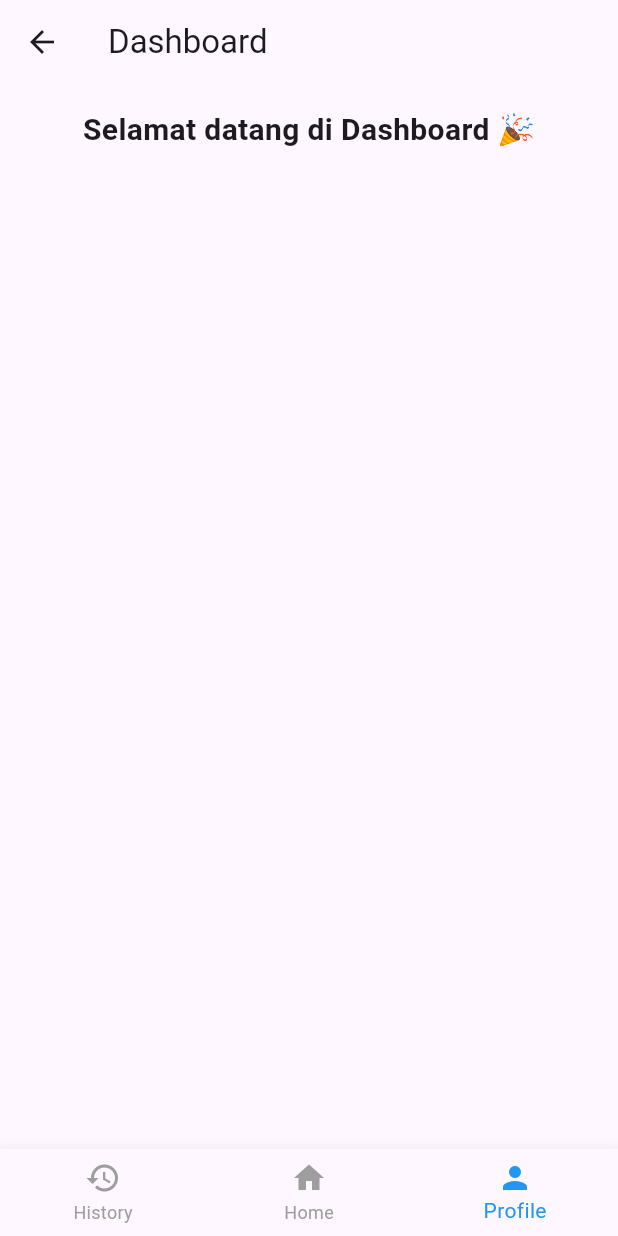
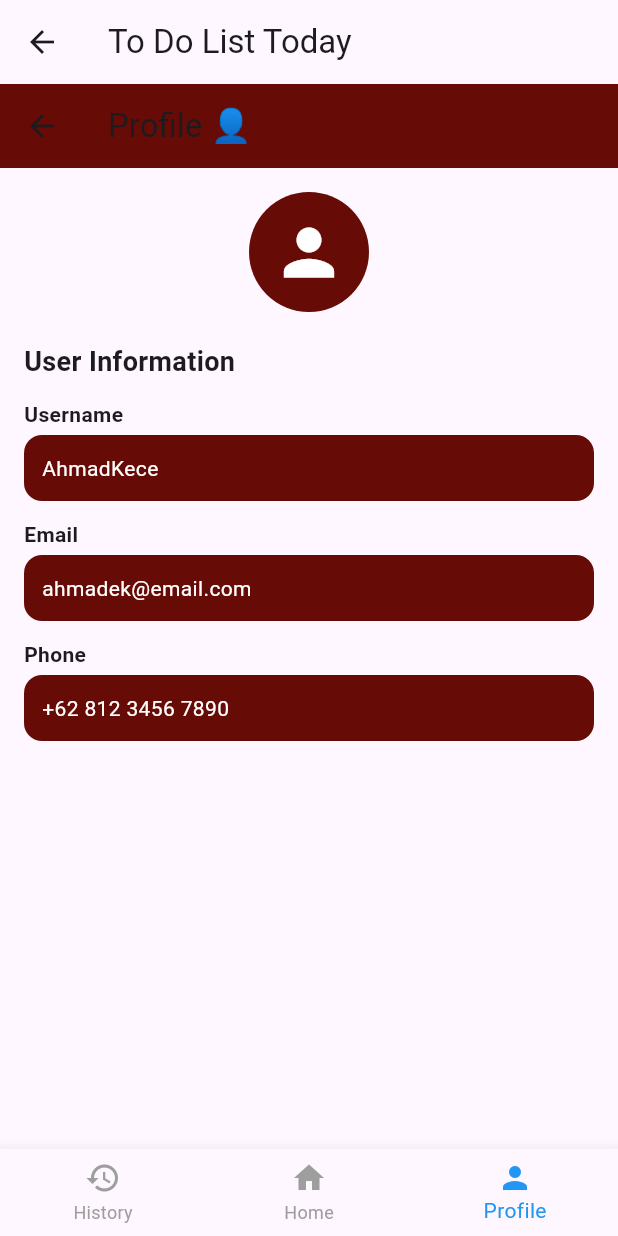
Before and after one commit to ghazyabyu/todolistflutter, a Flutter app: the DashboardPage screen opened by its route, item 3 of the bottom bar chosen, on a phone screen of 412 x 824 dp. Run offline on Flutter 3.47's test engine with Material 3 defaults, Android fonts, the phone set to English and light mode, and no system bars; our stand-ins replace get.

Commit message:
Navbar and Profile

```diff
--- a/lib/components/customtextfield.dart
+++ b/lib/components/customtextfield.dart
@@ -20,9 +20,9 @@ class CustomTextField extends StatelessWidget {
       style: const TextStyle(color: Colors.white),
       decoration: InputDecoration(
         hintText: hint,
-        hintStyle: const TextStyle(color: Color(0xFFFFF0C4)), // krem
+        hintStyle: const TextStyle(color: Color(0xFFFFF0C4)),
         filled: true,
-        fillColor: const Color(0xFF660B05), // maroon
+        fillColor: const Color(0xFF660B05),
         border: OutlineInputBorder(
           borderRadius: BorderRadius.circular(12),
           borderSide: BorderSide.none,
--- a/lib/pages/dashboard_page.dart
+++ b/lib/pages/dashboard_page.dart
@@ -12,16 +12,9 @@ class DashboardPage extends StatelessWidget {
   Widget build(BuildContext context) {
     return Obx(
       () => Scaffold(
-        appBar: AppBar(title: const Text("Dashboard")),
+        appBar: AppBar(title: const Text("To Do List Today")),
         body: Column(
           children: [
-            const Padding(
-              padding: EdgeInsets.all(16.0),
-              child: Text(
-                "Selamat datang di Dashboard 🎉",
-                style: TextStyle(fontSize: 20, fontWeight: FontWeight.bold),
-              ),
-            ),
             Expanded(
               child: dash
                   .pages[dash.selectedIndex.value],
--- a/lib/pages/history_page.dart
+++ b/lib/pages/history_page.dart
@@ -5,6 +5,11 @@ class HistoryPage extends StatelessWidget {
 
   @override
   Widget build(BuildContext context) {
-    return Container();
+    return Center(
+      child: Text(
+        "Ini History Page",
+        style: TextStyle(fontSize: 22, fontWeight: FontWeight.bold),
+      ),
+    );
   }
 }
--- a/lib/pages/home_page.dart
+++ b/lib/pages/home_page.dart
@@ -5,6 +5,11 @@ class HomePage extends StatelessWidget {
 
   @override
   Widget build(BuildContext context) {
-    return Container();
+    return Center(
+      child: Text(
+        "Ini Home Page",
+        style: TextStyle(fontSize: 22, fontWeight: FontWeight.bold),
+      ),
+    );
   }
 }
--- a/lib/pages/profile_page.dart
+++ b/lib/pages/profile_page.dart
@@ -5,6 +5,66 @@ class ProfilePage extends StatelessWidget {
 
   @override
   Widget build(BuildContext context) {
-    return Container();
+    return Scaffold(
+      appBar: AppBar(
+        title: const Text("Profile 👤"),
+        backgroundColor: const Color(0xFF660B05),
+      ),
+      body: SafeArea(
+        child: Padding(
+          padding: const EdgeInsets.all(16.0),
+          child: Column(
+            crossAxisAlignment: CrossAxisAlignment.start,
+            children: [
+              const Center(
+                child: CircleAvatar(
+                  radius: 40,
+                  backgroundColor: Color(0xFF660B05),
+                  child: Icon(Icons.person, size: 50, color: Colors.white),
+                ),
+              ),
+              const SizedBox(height: 20),
+
+              const Text(
+                "User Information",
+                style: TextStyle(
+                  fontSize: 18,
+                  fontWeight: FontWeight.bold,
+                ),
+              ),
+              const SizedBox(height: 12),
+
+              _buildProfileItem("Username", "AhmadKece"),
+              const SizedBox(height: 12),
+              _buildProfileItem("Email", "ahmadek@email.com"),
+              const SizedBox(height: 12),
+              _buildProfileItem("Phone", "+62 812 3456 7890"),
+            ],
+          ),
+        ),
+      ),
+    );
+  }
+
+  Widget _buildProfileItem(String label, String value) {
+    return Column(
+      crossAxisAlignment: CrossAxisAlignment.start,
+      children: [
+        Text(label, style: const TextStyle(fontWeight: FontWeight.bold)),
+        const SizedBox(height: 4),
+        Container(
+          width: double.infinity,
+          padding: const EdgeInsets.all(12),
+          decoration: BoxDecoration(
+            color: Color(0xFF660B05),
+            borderRadius: BorderRadius.circular(12),
+          ),
+          child: Text(
+            value,
+            style: const TextStyle(color: Colors.white),
+          ),
+        ),
+      ],
+    );
   }
 }
```
